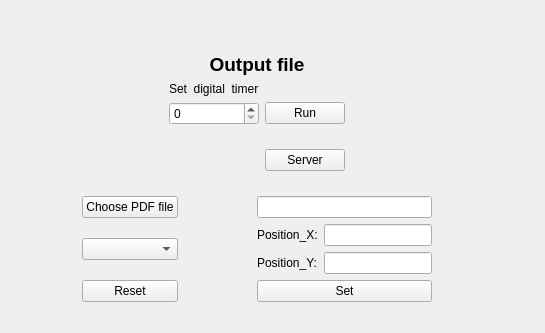
Qt form GUI/OCR_GUI.ui (Gaopeng-Bai/OCR_RT_monitor) before a commit; both pictures show x 0 to 545 and y 215 to 548 of the 1010 by 548 pixel window.
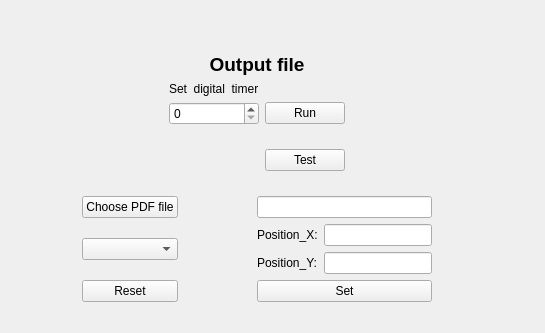
The same form after that commit. Icons and pictures are not drawn.

Diff of the .ui file:
```diff
--- a/GUI/OCR_GUI.ui
+++ b/GUI/OCR_GUI.ui
@@ -249,7 +249,7 @@
             <item row="2" column="2">
              <widget class="QPushButton" name="test">
               <property name="text">
-               <string>Server</string>
+               <string>Test</string>
               </property>
              </widget>
             </item>
```
Left out of the diff: 2 changed lines with no effect on the pictures.
